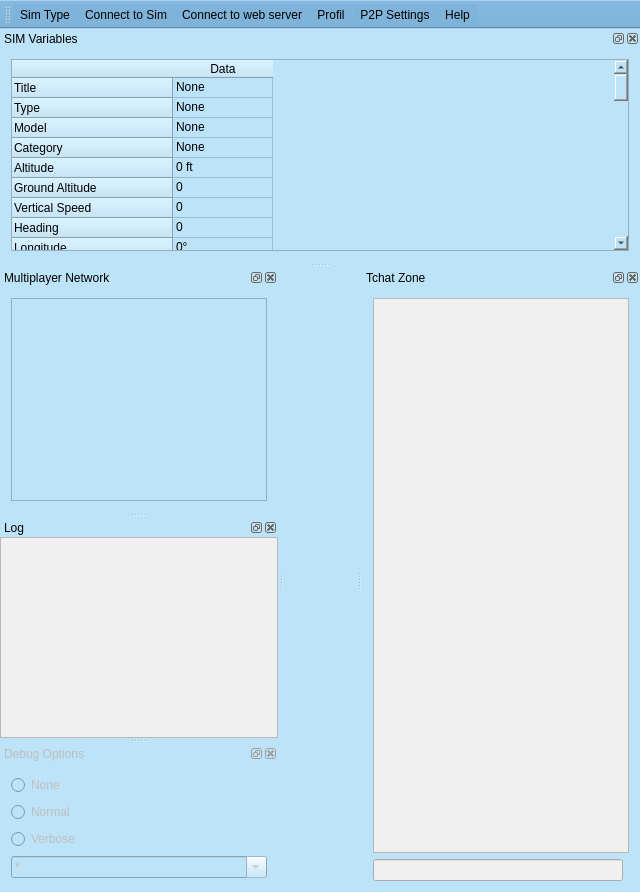
Above: gui/mainwindow.ui from Artemia76/ffs2play before the change. Below: the same form after it.
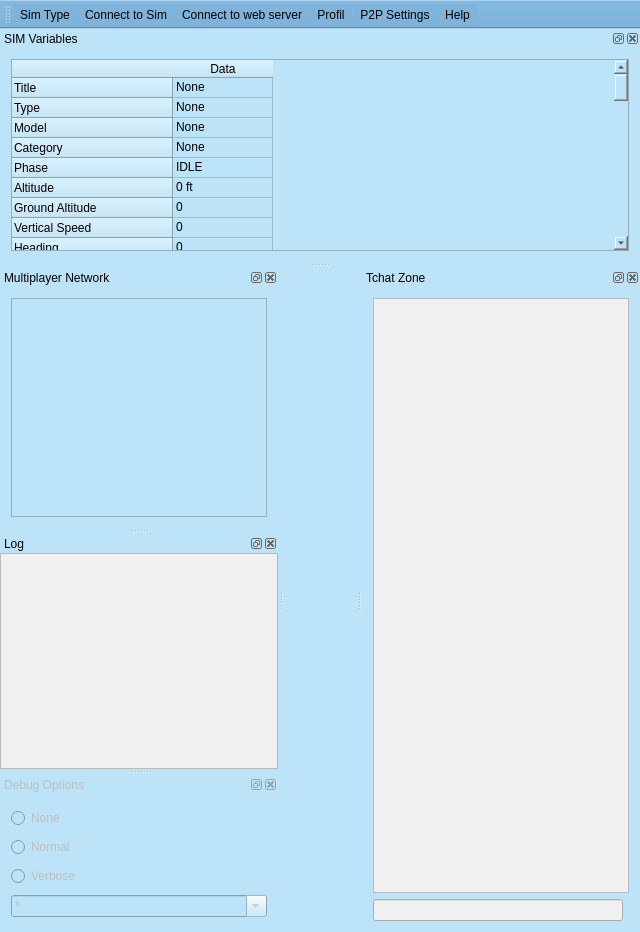
That is the form after the change. Icons and pictures are not drawn.

Commit message: Create Analyzer for phases and touch speed Create AIDB Versionning auto cleaner Create Update Detection

What changed in the file:
```diff
--- a/gui/mainwindow.ui
+++ b/gui/mainwindow.ui
@@ -7,7 +7,7 @@
     <x>0</x>
     <y>0</y>
     <width>640</width>
-    <height>892</height>
+    <height>932</height>
    </rect>
   </property>
   <property name="sizePolicy">
@@ -397,7 +397,7 @@
      <item>
       <widget class="QTableWidget" name="twSIMData">
        <property name="rowCount">
-        <number>47</number>
+        <number>48</number>
        </property>
        <property name="columnCount">
         <number>1</number>
@@ -425,6 +425,11 @@
          <string>Category</string>
         </property>
        </row>
+       <row>
+        <property name="text">
+         <string>Phase</string>
+        </property>
+       </row>
        <row>
         <property name="text">
          <string>Altitude</string>
@@ -667,12 +672,12 @@
        </item>
        <item row="4" column="0">
         <property name="text">
-         <string>0 ft</string>
+         <string>IDLE</string>
         </property>
        </item>
        <item row="5" column="0">
         <property name="text">
-         <string>0</string>
+         <string>0 ft</string>
         </property>
        </item>
        <item row="6" column="0">
@@ -687,7 +692,7 @@
        </item>
        <item row="8" column="0">
         <property name="text">
-         <string>0°</string>
+         <string>0</string>
         </property>
        </item>
        <item row="9" column="0">
@@ -697,7 +702,7 @@
        </item>
        <item row="10" column="0">
         <property name="text">
-         <string>0</string>
+         <string>0°</string>
         </property>
        </item>
        <item row="11" column="0">
@@ -880,6 +885,11 @@
          <string>0</string>
         </property>
        </item>
+       <item row="47" column="0">
+        <property name="text">
+         <string>0</string>
+        </property>
+       </item>
       </widget>
      </item>
     </layout>
@@ -895,7 +905,7 @@
    <property name="minimumSize">
     <size>
      <width>89</width>
-     <height>100</height>
+     <height>109</height>
     </size>
    </property>
    <property name="maximumSize">
```
Left out of the diff: 5 changed lines with no effect on the pictures. The commit also changes 19 other files.
